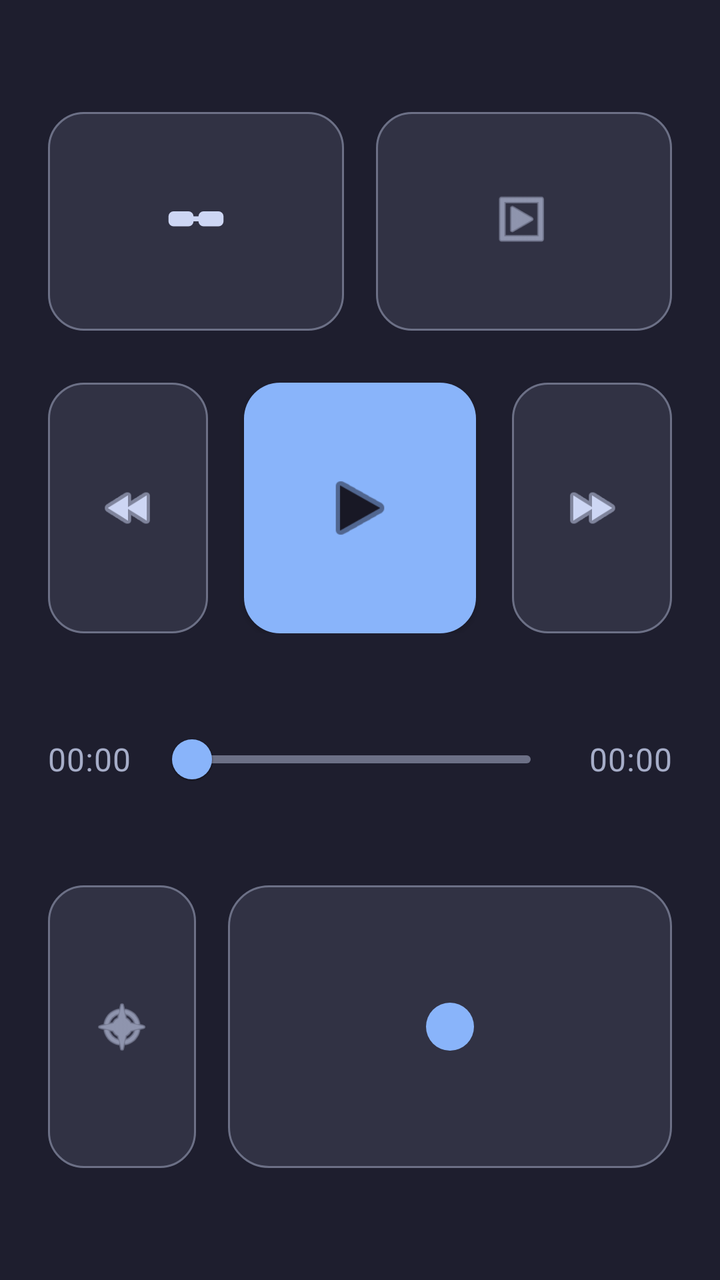
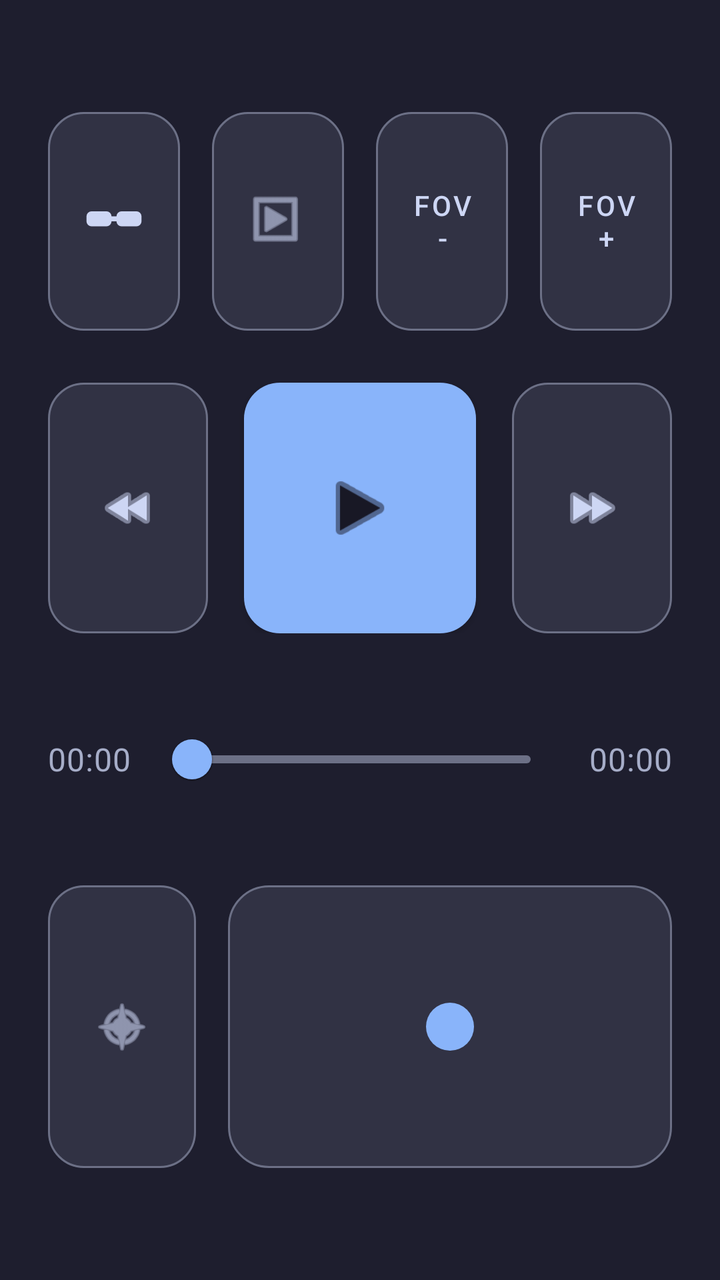

Screens rendered from an Android XML layout before and after an edit, with the pre-edit source and the edit as a unified diff.
<!-- AndroidManifest.xml: application theme Theme.Vr2xr -->
<!-- res/layout/activity_player.xml -->
<?xml version="1.0" encoding="utf-8"?>
<FrameLayout xmlns:android="http://schemas.android.com/apk/res/android"
    xmlns:app="http://schemas.android.com/apk/res-auto"
    android:layout_width="match_parent"
    android:layout_height="match_parent">

    <android.opengl.GLSurfaceView
        android:id="@+id/videoSurface"
        android:layout_width="match_parent"
        android:layout_height="match_parent" />

    <LinearLayout
        android:id="@+id/playerControlsPanel"
        android:layout_width="match_parent"
        android:layout_height="match_parent"
        android:background="@color/launcher_background"
        android:orientation="vertical"
        android:paddingStart="@dimen/player_controls_panel_horizontal_padding"
        android:paddingTop="@dimen/player_controls_panel_top_safe_padding"
        android:paddingEnd="@dimen/player_controls_panel_horizontal_padding"
        android:paddingBottom="@dimen/player_controls_panel_bottom_safe_padding">

        <LinearLayout
            android:layout_width="match_parent"
            android:layout_height="0dp"
            android:layout_weight="1.05"
            android:gravity="center_vertical"
            android:orientation="horizontal">

            <com.google.android.material.button.MaterialButton
                android:id="@+id/glassesSettingsButton"
                style="@style/Widget.Vr2xr.Player.IconOnlyButton"
                android:layout_width="0dp"
                android:layout_height="match_parent"
                android:layout_weight="1"
                android:contentDescription="@string/glasses_settings_content_description"
                app:icon="@drawable/ic_player_glasses" />

            <com.google.android.material.button.MaterialButton
                android:id="@+id/projectionSettingsButton"
                style="@style/Widget.Vr2xr.Player.IconOnlyButton"
                android:layout_width="0dp"
                android:layout_height="match_parent"
                android:layout_marginStart="@dimen/player_controls_row_spacing"
                android:layout_weight="1"
                android:contentDescription="@string/projection_settings_content_description"
                app:icon="@android:drawable/ic_menu_slideshow" />
        </LinearLayout>

        <LinearLayout
            android:layout_width="match_parent"
            android:layout_height="0dp"
            android:layout_weight="1.2"
            android:layout_marginTop="@dimen/player_controls_primary_row_spacing"
            android:gravity="center"
            android:orientation="horizontal">

            <com.google.android.material.button.MaterialButton
                android:id="@+id/seekBackButton"
                style="@style/Widget.Vr2xr.Player.TransportIconButton"
                android:layout_width="0dp"
                android:layout_height="match_parent"
                android:layout_marginEnd="@dimen/player_controls_transport_spacing"
                android:layout_weight="1"
                android:contentDescription="@string/player_seek_back_content_description"
                app:icon="@android:drawable/ic_media_rew" />

            <com.google.android.material.button.MaterialButton
                android:id="@+id/playPauseButton"
                style="@style/Widget.Vr2xr.Player.PlayPauseButton"
                android:layout_width="0dp"
                android:layout_height="match_parent"
                android:layout_weight="1.45"
                android:contentDescription="@string/player_play_content_description"
                android:gravity="center"
                app:icon="@android:drawable/ic_media_play" />

            <com.google.android.material.button.MaterialButton
                android:id="@+id/seekForwardButton"
                style="@style/Widget.Vr2xr.Player.TransportIconButton"
                android:layout_width="0dp"
                android:layout_height="match_parent"
                android:layout_marginStart="@dimen/player_controls_transport_spacing"
                android:layout_weight="1"
                android:contentDescription="@string/player_seek_forward_content_description"
                app:icon="@android:drawable/ic_media_ff" />
        </LinearLayout>

        <LinearLayout
            android:layout_width="match_parent"
            android:layout_height="0dp"
            android:layout_weight="0.9"
            android:layout_marginTop="@dimen/player_controls_row_spacing"
            android:gravity="center_vertical"
            android:orientation="horizontal">

            <TextView
                android:id="@+id/currentTimeText"
                style="@style/TextAppearance.Vr2xr.Player.TimeLabel"
                android:layout_width="0dp"
                android:layout_height="wrap_content"
                android:layout_weight="1"
                android:text="@string/player_default_time"
                android:textAlignment="viewStart" />

            <com.google.android.material.slider.Slider
                android:id="@+id/timelineSlider"
                android:layout_width="0dp"
                android:layout_height="wrap_content"
                android:layout_marginStart="@dimen/player_timeline_time_spacing"
                android:layout_marginEnd="@dimen/player_timeline_time_spacing"
                android:layout_weight="4.5"
                android:contentDescription="@string/player_timeline_content_description"
                android:value="0"
                android:valueFrom="0"
                android:valueTo="1"
                app:haloColor="@color/player_controls_timeline_halo"
                app:labelBehavior="gone"
                app:thumbColor="@color/player_controls_timeline_active"
                app:trackColorActive="@color/player_controls_timeline_active"
                app:trackColorInactive="@color/player_controls_timeline_inactive" />

            <TextView
                android:id="@+id/durationTimeText"
                style="@style/TextAppearance.Vr2xr.Player.TimeLabel"
                android:layout_width="0dp"
                android:layout_height="wrap_content"
                android:layout_weight="1"
                android:text="@string/player_default_time"
                android:textAlignment="viewEnd" />
        </LinearLayout>

        <LinearLayout
            android:layout_width="match_parent"
            android:layout_height="0dp"
            android:layout_weight="1.35"
            android:layout_marginTop="@dimen/player_controls_row_spacing"
            android:gravity="center_vertical"
            android:orientation="horizontal">

            <com.google.android.material.button.MaterialButton
                android:id="@+id/recenterButton"
                style="@style/Widget.Vr2xr.Player.IconOnlyButton"
                android:layout_width="0dp"
                android:layout_height="match_parent"
                android:layout_weight="1"
                android:contentDescription="@string/recenter_content_description"
                app:icon="@android:drawable/ic_menu_compass" />

            <FrameLayout
                android:id="@+id/touchpadArea"
                android:layout_width="0dp"
                android:layout_height="match_parent"
                android:layout_marginStart="@dimen/player_controls_row_spacing"
                android:layout_weight="3"
                android:background="@drawable/bg_player_touchpad"
                android:contentDescription="@string/player_touchpad_content_description">

                <View
                    android:id="@+id/touchpadIndicator"
                    android:layout_width="@dimen/player_touchpad_indicator_size"
                    android:layout_height="@dimen/player_touchpad_indicator_size"
                    android:layout_gravity="center"
                    android:background="@drawable/bg_player_touchpad_indicator" />
            </FrameLayout>
        </LinearLayout>
    </LinearLayout>

    <FrameLayout
        android:id="@+id/diagnosticsContainer"
        android:layout_width="match_parent"
        android:layout_height="match_parent" />

</FrameLayout>
<!-- resources referenced by this layout -->
<resources>
  <color name="launcher_background">@color/catppuccin_mocha_base</color>
  <color name="player_controls_timeline_active">@color/catppuccin_mocha_blue</color>
  <color name="player_controls_timeline_halo">#3389B4FA</color>
  <color name="player_controls_timeline_inactive">@color/catppuccin_mocha_overlay0</color>
  <dimen name="player_controls_panel_bottom_safe_padding">56dp</dimen>
  <dimen name="player_controls_panel_horizontal_padding">24dp</dimen>
  <dimen name="player_controls_panel_top_safe_padding">56dp</dimen>
  <dimen name="player_controls_primary_row_spacing">26dp</dimen>
  <dimen name="player_controls_row_spacing">16dp</dimen>
  <dimen name="player_controls_transport_spacing">18dp</dimen>
  <dimen name="player_timeline_time_spacing">12dp</dimen>
  <dimen name="player_touchpad_indicator_size">24dp</dimen>
  <string name="glasses_settings_content_description">Open glasses settings</string>
  <string name="player_default_time">00:00</string>
  <string name="player_play_content_description">Play</string>
  <string name="player_seek_back_content_description">Seek backward 15 seconds</string>
  <string name="player_seek_forward_content_description">Seek forward 15 seconds</string>
  <string name="player_timeline_content_description">Playback timeline</string>
  <string name="player_touchpad_content_description">Manual touch tracking area</string>
  <string name="projection_settings_content_description">Open projection settings</string>
  <string name="recenter_content_description">Recenter view</string>
  <style name="Widget.Vr2xr.Player.TransportIconButton" parent="Widget.Vr2xr.Player.IconOnlyButton" />
  <style name="Theme.Vr2xr" parent="Theme.MaterialComponents.DayNight.NoActionBar">
          <item name="android:windowFullscreen">false</item>
      </style>
  <color name="catppuccin_mocha_base">#1E1E2E</color>
  <color name="catppuccin_mocha_blue">#89B4FA</color>
  <color name="catppuccin_mocha_overlay0">#6C7086</color>
  <color name="player_touchpad_background">@color/catppuccin_mocha_surface0</color>
  <dimen name="player_touchpad_stroke_width">1dp</dimen>
  <color name="player_touchpad_outline">@color/catppuccin_mocha_overlay0</color>
  <dimen name="player_touchpad_corner_radius">20dp</dimen>
  <color name="player_touchpad_indicator">@color/catppuccin_mocha_blue</color>
  <color name="player_controls_button_icon">@color/catppuccin_mocha_text</color>
  <color name="player_controls_text_secondary">@color/catppuccin_mocha_subtext0</color>
  <dimen name="player_controls_time_text_size">16sp</dimen>
  <dimen name="player_controls_icon_size">30dp</dimen>
  <color name="player_controls_play_button">@color/catppuccin_mocha_blue</color>
  <dimen name="player_controls_button_corner_radius">18dp</dimen>
  <dimen name="player_play_pause_icon_size">40dp</dimen>
  <color name="player_controls_play_button_icon">@color/catppuccin_mocha_mantle</color>
  <color name="catppuccin_mocha_surface0">#313244</color>
  <color name="catppuccin_mocha_text">#CDD6F4</color>
  <color name="catppuccin_mocha_subtext0">#A6ADC8</color>
  <dimen name="player_controls_button_min_height">68dp</dimen>
  <color name="player_controls_text_primary">@color/catppuccin_mocha_text</color>
  <color name="player_controls_button_surface">@color/catppuccin_mocha_surface0</color>
  <color name="player_controls_button_outline">@color/catppuccin_mocha_overlay0</color>
  <color name="catppuccin_mocha_mantle">#181825</color>
  <!-- unchanged entries left out for length: 7 -->
</resources>

<!-- the commit's change to res/layout/activity_player.xml (unified diff, before → after) -->
@@ -45,6 +45,28 @@
                 android:layout_weight="1"
                 android:contentDescription="@string/projection_settings_content_description"
                 app:icon="@android:drawable/ic_menu_slideshow" />
+
+            <com.google.android.material.button.MaterialButton
+                android:id="@+id/fovDecreaseButton"
+                style="@style/Widget.Vr2xr.Player.IconOnlyButton"
+                android:layout_width="0dp"
+                android:layout_height="match_parent"
+                android:layout_marginStart="@dimen/player_controls_row_spacing"
+                android:layout_weight="1"
+                android:contentDescription="@string/projection_fov_decrease_content_description"
+                android:text="@string/projection_fov_decrease"
+                app:icon="@null" />
+
+            <com.google.android.material.button.MaterialButton
+                android:id="@+id/fovIncreaseButton"
+                style="@style/Widget.Vr2xr.Player.IconOnlyButton"
+                android:layout_width="0dp"
+                android:layout_height="match_parent"
+                android:layout_marginStart="@dimen/player_controls_row_spacing"
+                android:layout_weight="1"
+                android:contentDescription="@string/projection_fov_increase_content_description"
+                android:text="@string/projection_fov_increase"
+                app:icon="@null" />
         </LinearLayout>
 
         <LinearLayout
<!-- resource entries referenced after the edit -->
@@ -19,6 +19,10 @@
   <string name="player_seek_forward_content_description">Seek forward 15 seconds</string>
   <string name="player_timeline_content_description">Playback timeline</string>
   <string name="player_touchpad_content_description">Manual touch tracking area</string>
+  <string name="projection_fov_decrease">FOV -</string>
+  <string name="projection_fov_decrease_content_description">Decrease FOV by 1 degree</string>
+  <string name="projection_fov_increase">FOV +</string>
+  <string name="projection_fov_increase_content_description">Increase FOV by 1 degree</string>
   <string name="projection_settings_content_description">Open projection settings</string>
   <string name="recenter_content_description">Recenter view</string>
   <style name="Widget.Vr2xr.Player.TransportIconButton" parent="Widget.Vr2xr.Player.IconOnlyButton" />
